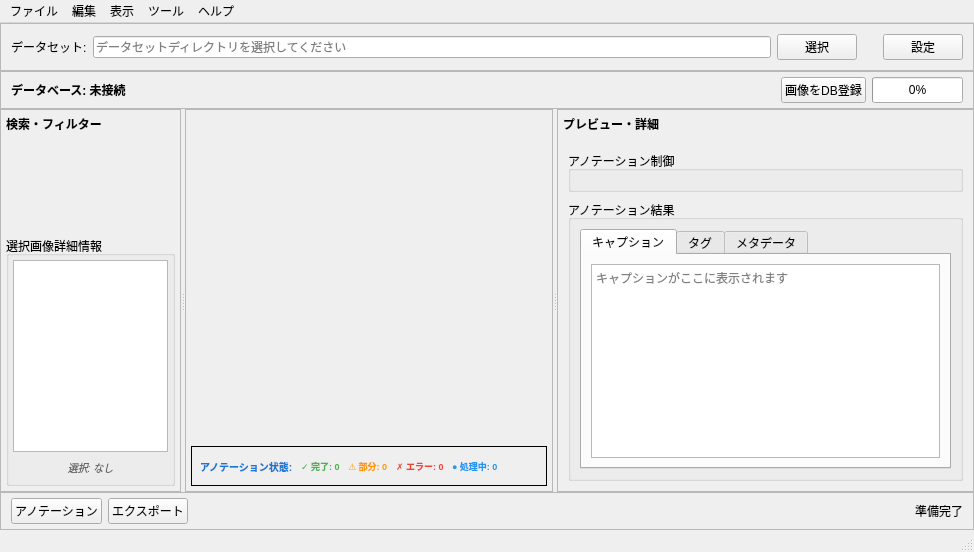
Above: src/lorairo/gui/designer/MainWindow.ui from NEXTAltair/LoRAIro before the change. Below: the same form after it.
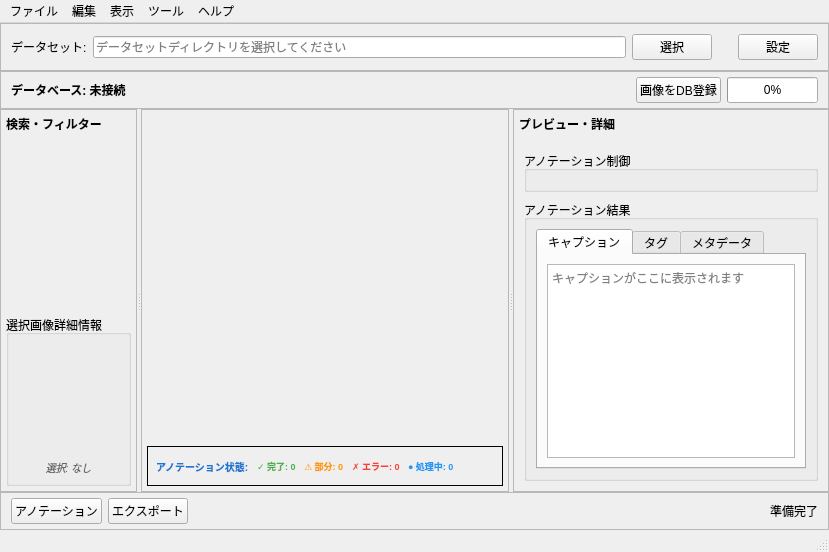
That is the form after the change. Icons and pictures are not drawn. Custom widgets are drawn as their Qt base class.

Commit message:
refactor: migrate SelectedImageDetailsWidget to complete UI file architecture
- Move widget properties (ComboBox items, Slider settings) from Python to UI file
- Migrate basic signal/slot connections to UI file <connections> section
- Add comprehensive stylesheet definitions to UI properties
- Integrate SelectedImageDetailsWidget into MainWindow.ui (replace QTableView)
- Reduce Python setup code by 80% while preserving Enhanced Event-Driven Pattern
- Complete separation of UI definition and business logic for maintainability

🤖 Generated with [Claude Code](https://claude.ai/code)

The edit to the form file:
```diff
--- a/src/lorairo/gui/designer/MainWindow.ui
+++ b/src/lorairo/gui/designer/MainWindow.ui
@@ -315,28 +315,13 @@
             <number>4</number>
            </property>
            <item>
-            <widget class="QTableView" name="tableViewSelectedImageInfo">
+            <widget class="SelectedImageDetailsWidget" name="selectedImageDetailsWidget" native="true">
              <property name="sizePolicy">
               <sizepolicy hsizetype="Expanding" vsizetype="Expanding">
                <horstretch>0</horstretch>
                <verstretch>1</verstretch>
               </sizepolicy>
              </property>
-             <property name="styleSheet">
-              <string notr="true"/>
-             </property>
-             <property name="alternatingRowColors">
-              <bool>true</bool>
-             </property>
-             <property name="selectionBehavior">
-              <enum>QAbstractItemView::SelectionBehavior::SelectRows</enum>
-             </property>
-             <property name="showGrid">
-              <bool>false</bool>
-             </property>
-             <property name="sortingEnabled">
-              <bool>true</bool>
-             </property>
             </widget>
            </item>
            <item>
@@ -906,6 +891,12 @@
    <header>..widgets.thumbnail</header>
    <container>1</container>
   </customwidget>
+  <customwidget>
+   <class>SelectedImageDetailsWidget</class>
+   <extends>QWidget</extends>
+   <header>..widgets.selected_image_details_widget</header>
+   <container>1</container>
+  </customwidget>
  </customwidgets>
  <resources/>
  <connections>
```
The commit also changes 4 other files.
